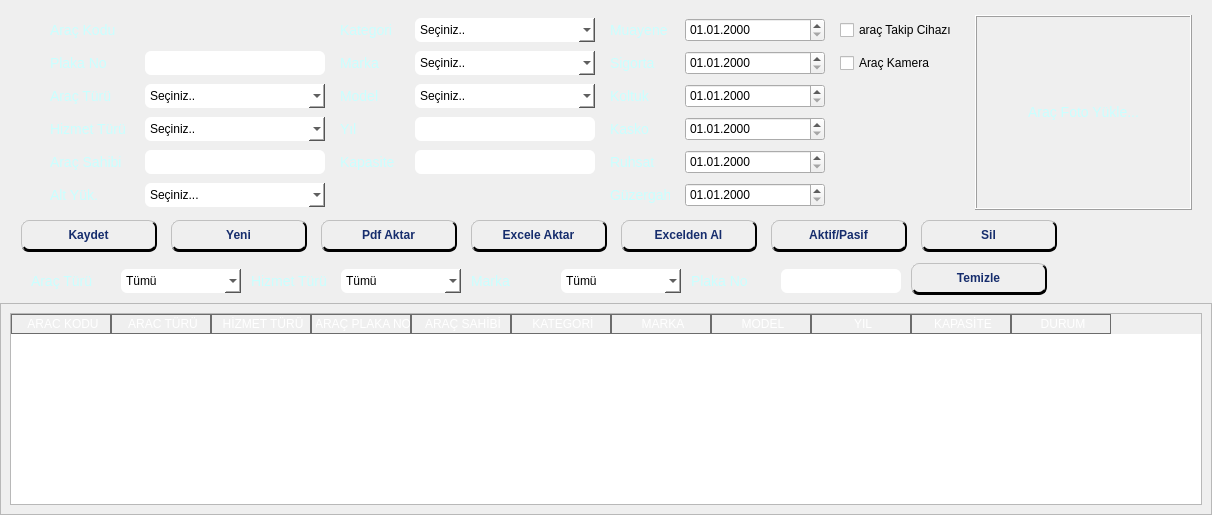
Qt form ui/ui_files/vehicles_window.ui (AyhanErcan70/SATTUP) before a commit.
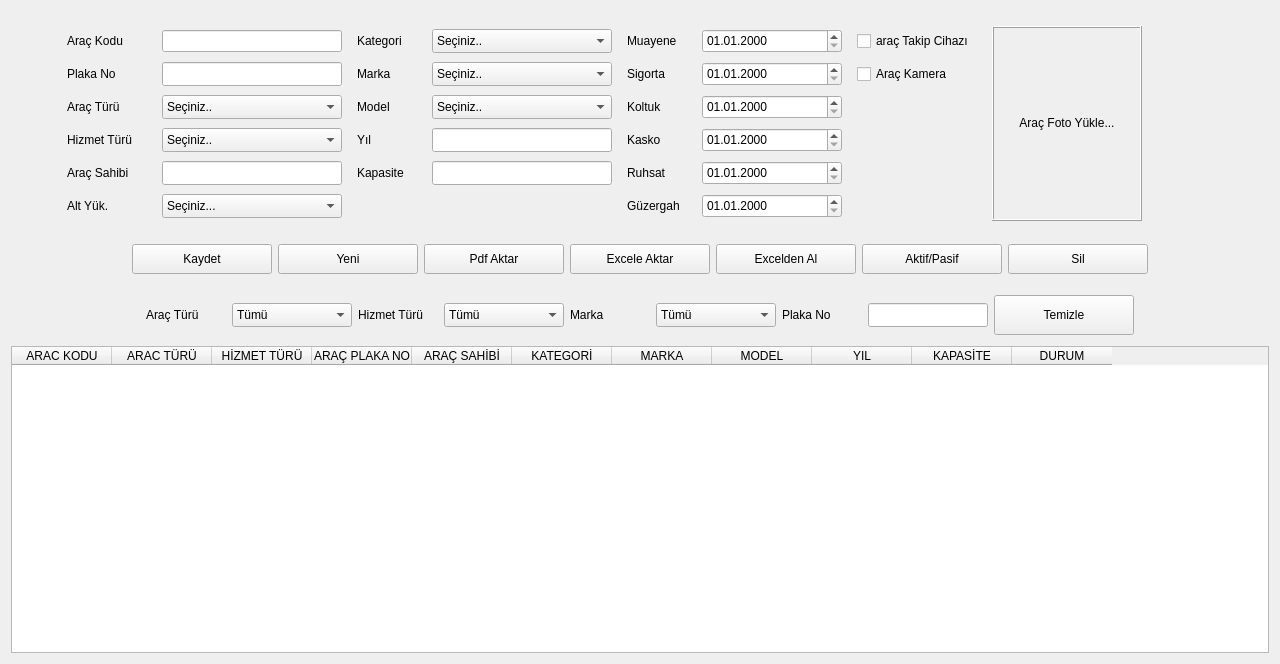
The same form after that commit. Icons and pictures are not drawn.

```diff
--- a/ui/ui_files/vehicles_window.ui
+++ b/ui/ui_files/vehicles_window.ui
@@ -6,446 +6,14 @@
    <rect>
     <x>0</x>
     <y>0</y>
-    <width>1245</width>
-    <height>0</height>
+    <width>1280</width>
+    <height>664</height>
    </rect>
   </property>
   <property name="windowTitle">
    <string>Form</string>
   </property>
-  <property name="styleSheet">
-   <string notr="true">QWidget#main_form{border-image: url(:/resimler/a22.png);}
-QWidget#main_form QLabel{color: rgb(202, 255, 255);font_family: &quot;Calibri&quot;;font-size: 14px;}
-
-QFrame#top_frame, QFrame#middle_n_frame, QFrame#middle_s_frame{background: transparent;}
-
-QFrame#top_frame QLineEdit#txt_personel_kodu, QFrame#top_frame QLineEdit#txt_musteri_kodu, QFrame#top_frame QLineEdit#txt_arac_kodu, QFrame#top_frame QLineEdit#txt_sozlesme_kodu{
-	border: none;
-	background:none;
-	background-color:transparent;
-	font-family: &quot;&quot;Poppins&quot;&quot;;
-	font-weight: bold;
-	font-size: 12pt;
-	text-align: center;
-	color:#00ff7f;
-}
-
-QFrame QLineEdit, QFrame QComboBox, QFrame QateEdit {
-	
-	background-color: #fff;
-	border-radius: 6px;
-} 
-QFrame QLineEdit:focus, QFrame QComboBox:focus, QFrame QateEdit:focus {
-	background-color: #ffff10;
-	border: 1px solid #da0000;
-	border-radius: 6px;
-} 
-
-QFrame#top_frame QLabel{color: rgb(202, 255, 255);font_family: &quot;Calibri&quot;;font-size: 14px;}
-QFrame#top_frame QLabel#lbl_photo{font-size: 10px;}
-
-QWidget#main_form QPushButton {
-	background-color: qlineargradient(x1:0, y1:0, x2:0, y2:1,
-                                      stop:0 #B0B0B0, stop: 0.5 #9D9D9D,
-                                      stop: 0.6 #8D8D8D, stop:1 #686868);
-    color: #162d6d;
-    font-family: 'Yu Gothic UI', sans-serif; 
-	font-weight: bold;   
-    font-size: 12px;
-    border-radius: 8px;
-	border-top: 1px solid #C0C0C0;
-    border-left: 1px solid #C0C0C0;
-    border-right: 2px solid #000; 
-    border-bottom: 3px solid #000; 
-	min-height: 28px;
-    margin-right: 4px; 
-    margin-bottom: 5px;    
-}
-QWidget#main_form QPushButton:hover {
-    color: #fff;
-   font-size:14px;
-    border-right: 4px solid #A9A9A9;
-    border-bottom: 5px solid #808080;
-}
-
-QWidget#main_form QPushButton:pressed {
-    color: #55ff00;
-    border-top: 2px solid #696969;
-    border-left: 2px solid #696969;
-    border-right: 1px solid #808080;   
-    border-bottom: 1px solid #808080;     
-    margin-top: 4px;  
-    margin-left: 0px; 
-    margin-bottom: 1px;
-    margin-right: 2px;    
-    padding-top: 10px;  
-}
-
-QFrame#top_frame QTableWidget{
-	color: #000;
-    background-color: #ffffff;
-    alternate-background-color: #cfd0d1;
-    gridline-color: #96999c;            
-    border: 1px solid #4e4e50;
-    border-radius: 4px;
-       
-    outline: 0;                        
-}
-QFrame#top_frame QHeaderView::section, QFrame#bottom_frame QHeaderView::section, QFrame#middle_n_frame QHeaderView::section, QFrame#middle_s_frame QHeaderView::section {
-    background-color: qlineargradient(x1:0, y1:0, x2:0, y2:1,
-                                      stop:0 #2246AA, stop: 0.5 #1A3580,
-                                      stop: 0.6 #162d6d, stop:1 #20409c);
-    color: white;
-    padding-left: 4px;
-    border: 1px solid #6c6c6c;
-}
-
-QFrame#top_frame QTableWidget::item, QFrame#bottom_frame QTableWidget::item, QFrame#middle_n_frame QTableWidget::item, QFrame#middle_s_frame QTableWidget::item {
-    padding: 2px 6px;
-    border-bottom: 1px solid #757779;
-}
-
-QFrame#top_frame QTableWidget::item:selected, QFrame#bottom_frame QTableWidget::item:selected, QFrame#middle_n_frame QTableWidget::item:selected, QFrame#middle_s_frame QTableWidget::item:selected {
-    background-color: #e1f5fe;
-    color: #162D6D;
-    border-left: 3px solid #01c4ff;  
-}
-
-QFrame#top_frame QTableWidget QTableCornerButton::section, QFrame#bottom_frame QTableWidget QTableCornerButton::section, QFrame#middle_n_frame QTableWidget QTableCornerButton::section, QFrame#middle_s_frame QTableWidget QTableCornerButton::section {
-    background-color: #162D6D;
-    border: none;
-}
-/*QWidget#main_form QComboBox::down-arrow {
-	image: url(:/simgeler/down-arrow2.png);}
-
-QWidget#main_form QComboBox::down-arrow:on { 
-    top: 1px;
-    left: 1px;
-}*/
-
-
-
-
-</string>
-  </property>
-  <layout class="QGridLayout" name="gridLayout_8">
-   <property name="leftMargin">
-    <number>0</number>
-   </property>
-   <property name="topMargin">
-    <number>0</number>
-   </property>
-   <property name="rightMargin">
-    <number>0</number>
-   </property>
-   <property name="bottomMargin">
-    <number>0</number>
-   </property>
-   <property name="spacing">
-    <number>0</number>
-   </property>
-   <item row="1" column="0">
-    <widget class="QFrame" name="middle_n_frame">
-     <property name="frameShape">
-      <enum>QFrame::Shape::StyledPanel</enum>
-     </property>
-     <property name="frameShadow">
-      <enum>QFrame::Shadow::Raised</enum>
-     </property>
      <layout class="QGridLayout" name="gridLayout_4">
-      <property name="leftMargin">
-       <number>20</number>
-      </property>
-      <property name="topMargin">
-       <number>2</number>
-      </property>
-      <property name="rightMargin">
-       <number>0</number>
-      </property>
-      <property name="bottomMargin">
-       <number>2</number>
-      </property>
-      <property name="spacing">
-       <number>0</number>
-      </property>
-      <item row="0" column="0">
-       <layout class="QGridLayout" name="gridLayout_3">
-        <property name="horizontalSpacing">
-         <number>10</number>
-        </property>
-        <property name="verticalSpacing">
-         <number>0</number>
-        </property>
-        <item row="0" column="6">
-         <widget class="QPushButton" name="btn_sil">
-          <property name="sizePolicy">
-           <sizepolicy hsizetype="Fixed" vsizetype="Fixed">
-            <horstretch>0</horstretch>
-            <verstretch>0</verstretch>
-           </sizepolicy>
-          </property>
-          <property name="minimumSize">
-           <size>
-            <width>140</width>
-            <height>37</height>
-           </size>
-          </property>
-          <property name="maximumSize">
-           <size>
-            <width>140</width>
-            <height>40</height>
-           </size>
-          </property>
-          <property name="text">
-           <string>Sil</string>
-          </property>
-         </widget>
-        </item>
-        <item row="0" column="0">
-         <widget class="QPushButton" name="btn_kaydet">
-          <property name="sizePolicy">
-           <sizepolicy hsizetype="Fixed" vsizetype="Fixed">
-            <horstretch>0</horstretch>
-            <verstretch>0</verstretch>
-           </sizepolicy>
-          </property>
-          <property name="minimumSize">
-           <size>
-            <width>140</width>
-            <height>37</height>
-           </size>
-          </property>
-          <property name="maximumSize">
-           <size>
-            <width>140</width>
-            <height>40</height>
-           </size>
-          </property>
-          <property name="text">
-           <string>Kaydet</string>
-          </property>
-         </widget>
-        </item>
-        <item row="0" column="5">
-         <widget class="QPushButton" name="btn_aktifpasif">
-          <property name="sizePolicy">
-           <sizepolicy hsizetype="Fixed" vsizetype="Fixed">
-            <horstretch>0</horstretch>
-            <verstretch>0</verstretch>
-           </sizepolicy>
-          </property>
-          <property name="minimumSize">
-           <size>
-            <width>140</width>
-            <height>37</height>
-           </size>
-          </property>
-          <property name="maximumSize">
-           <size>
-            <width>140</width>
-            <height>40</height>
-           </size>
-          </property>
-          <property name="text">
-           <string>Aktif/Pasif</string>
-          </property>
-         </widget>
-        </item>
-        <item row="0" column="4">
-         <widget class="QPushButton" name="btn_excel_yukle">
-          <property name="sizePolicy">
-           <sizepolicy hsizetype="Fixed" vsizetype="Fixed">
-            <horstretch>0</horstretch>
-            <verstretch>0</verstretch>
-           </sizepolicy>
-          </property>
-          <property name="minimumSize">
-           <size>
-            <width>140</width>
-            <height>37</height>
-           </size>
-          </property>
-          <property name="maximumSize">
-           <size>
-            <width>140</width>
-            <height>40</height>
-           </size>
-          </property>
-          <property name="text">
-           <string>Excelden Al</string>
-          </property>
-         </widget>
-        </item>
-        <item row="0" column="3">
-         <widget class="QPushButton" name="btn_excele_aktar">
-          <property name="sizePolicy">
-           <sizepolicy hsizetype="Fixed" vsizetype="Fixed">
-            <horstretch>0</horstretch>
-            <verstretch>0</verstretch>
-           </sizepolicy>
-          </property>
-          <property name="minimumSize">
-           <size>
-            <width>140</width>
-            <height>37</height>
-           </size>
-          </property>
-          <property name="maximumSize">
-           <size>
-            <width>140</width>
-            <height>40</height>
-           </size>
-          </property>
-          <property name="text">
-           <string>Excele Aktar</string>
-          </property>
-         </widget>
-        </item>
-        <item row="0" column="1">
-         <widget class="QPushButton" name="btn_yeni">
-          <property name="sizePolicy">
-           <sizepolicy hsizetype="Fixed" vsizetype="Fixed">
-            <horstretch>0</horstretch>
-            <verstretch>0</verstretch>
-           </sizepolicy>
-          </property>
-          <property name="minimumSize">
-           <size>
-            <width>140</width>
-            <height>37</height>
-           </size>
-          </property>
-          <property name="maximumSize">
-           <size>
-            <width>140</width>
-            <height>40</height>
-           </size>
-          </property>
-          <property name="text">
-           <string>Yeni</string>
-          </property>
-         </widget>
-        </item>
-        <item row="0" column="2">
-         <widget class="QPushButton" name="btn_pdfye_aktar">
-          <property name="sizePolicy">
-           <sizepolicy hsizetype="Fixed" vsizetype="Fixed">
-            <horstretch>0</horstretch>
-            <verstretch>0</verstretch>
-           </sizepolicy>
-          </property>
-          <property name="minimumSize">
-           <size>
-            <width>140</width>
-            <height>37</height>
-           </size>
-          </property>
-          <property name="maximumSize">
-           <size>
-            <width>140</width>
-            <height>40</height>
-           </size>
-          </property>
-          <property name="text">
-           <string>Pdf Aktar</string>
-          </property>
-         </widget>
-        </item>
-        <item row="0" column="7">
-         <spacer name="horizontalSpacer_2">
-          <property name="orientation">
-           <enum>Qt::Orientation::Horizontal</enum>
-          </property>
-          <property name="sizeType">
-           <enum>QSizePolicy::Policy::Fixed</enum>
-          </property>
-          <property name="sizeHint" stdset="0">
-           <size>
-            <width>150</width>
-            <height>20</height>
-           </size>
-          </property>
-         </spacer>
-        </item>
-       </layout>
-      </item>
-     </layout>
-    </widget>
-   </item>
-   <item row="3" column="0">
-    <widget class="QFrame" name="bottom_frame">
-     <property name="frameShape">
-      <enum>QFrame::Shape::StyledPanel</enum>
-     </property>
-     <property name="frameShadow">
-      <enum>QFrame::Shadow::Raised</enum>
-     </property>
-     <layout class="QGridLayout" name="gridLayout_7">
-      <item row="0" column="0">
-       <widget class="QTableWidget" name="tableView">
-        <property name="focusPolicy">
-         <enum>Qt::FocusPolicy::NoFocus</enum>
-        </property>
-        <column>
-         <property name="text">
-          <string>ARAC KODU</string>
-         </property>
-        </column>
-        <column>
-         <property name="text">
-          <string>ARAC TÜRÜ</string>
-         </property>
-        </column>
-        <column>
-         <property name="text">
-          <string>HİZMET TÜRÜ</string>
-         </property>
-        </column>
-        <column>
-         <property name="text">
-          <string>ARAÇ PLAKA NO</string>
-         </property>
-        </column>
-        <column>
-         <property name="text">
-          <string>ARAÇ SAHİBİ</string>
-         </property>
-        </column>
-        <column>
-         <property name="text">
-          <string>KATEGORİ</string>
-         </property>
-        </column>
-        <column>
-         <property name="text">
-          <string>MARKA</string>
-         </property>
-        </column>
-        <column>
-         <property name="text">
-          <string>MODEL</string>
-         </property>
-        </column>
-        <column>
-         <property name="text">
-          <string>YIL</string>
-         </property>
-        </column>
-        <column>
-         <property name="text">
-          <string>KAPASİTE</string>
-         </property>
-        </column>
-        <column>
-         <property name="text">
-          <string>DURUM</string>
-         </property>
-        </column>
-       </widget>
-      </item>
-     </layout>
-    </widget>
-   </item>
    <item row="0" column="0">
     <widget class="QFrame" name="top_frame">
      <property name="frameShape">
@@ -564,6 +132,24 @@
         </item>
         <item row="0" column="7" rowspan="6">
          <widget class="QLabel" name="lbl_arac_foto">
+          <property name="sizePolicy">
+           <sizepolicy hsizetype="Fixed" vsizetype="Preferred">
+            <horstretch>0</horstretch>
+            <verstretch>0</verstretch>
+           </sizepolicy>
+          </property>
+          <property name="minimumSize">
+           <size>
+            <width>150</width>
+            <height>0</height>
+           </size>
+          </property>
+          <property name="maximumSize">
+           <size>
+            <width>150</width>
+            <height>16777215</height>
+           </size>
+          </property>
           <property name="focusPolicy">
            <enum>Qt::FocusPolicy::StrongFocus</enum>
           </property>
@@ -1451,7 +1037,7 @@
           </property>
           <property name="sizeHint" stdset="0">
            <size>
-            <width>20</width>
+            <width>120</width>
             <height>20</height>
            </size>
           </property>
@@ -1462,40 +1048,303 @@
      </layout>
     </widget>
    </item>
+   <item row="1" column="0">
+    <widget class="QFrame" name="middle_n_frame">
+     <property name="sizePolicy">
+      <sizepolicy hsizetype="Preferred" vsizetype="Fixed">
+       <horstretch>0</horstretch>
+       <verstretch>0</verstretch>
+      </sizepolicy>
+     </property>
+     <property name="minimumSize">
+      <size>
+       <width>0</width>
+       <height>50</height>
+      </size>
+     </property>
+     <property name="maximumSize">
+      <size>
+       <width>16777215</width>
+       <height>50</height>
+      </size>
+     </property>
+     <property name="frameShape">
+      <enum>QFrame::Shape::NoFrame</enum>
+     </property>
+     <property name="frameShadow">
+      <enum>QFrame::Shadow::Plain</enum>
+     </property>
+     <layout class="QHBoxLayout" name="horizontalLayout">
+      <property name="leftMargin">
+       <number>0</number>
+      </property>
+      <property name="topMargin">
+       <number>0</number>
+      </property>
+      <property name="rightMargin">
+       <number>0</number>
+      </property>
+      <property name="bottomMargin">
+       <number>0</number>
+      </property>
+      <item>
+       <spacer name="horizontalSpacer_2">
+        <property name="orientation">
+         <enum>Qt::Orientation::Horizontal</enum>
+        </property>
+        <property name="sizeHint" stdset="0">
+         <size>
+          <width>40</width>
+          <height>20</height>
+         </size>
+        </property>
+       </spacer>
+      </item>
+      <item>
+       <widget class="QPushButton" name="btn_kaydet">
+        <property name="sizePolicy">
+         <sizepolicy hsizetype="Fixed" vsizetype="Fixed">
+          <horstretch>0</horstretch>
+          <verstretch>0</verstretch>
+         </sizepolicy>
+        </property>
+        <property name="minimumSize">
+         <size>
+          <width>140</width>
+          <height>30</height>
+         </size>
+        </property>
+        <property name="maximumSize">
+         <size>
+          <width>140</width>
+          <height>30</height>
+         </size>
+        </property>
+        <property name="text">
+         <string>Kaydet</string>
+        </property>
+       </widget>
+      </item>
+      <item>
+       <widget class="QPushButton" name="btn_yeni">
+        <property name="sizePolicy">
+         <sizepolicy hsizetype="Fixed" vsizetype="Fixed">
+          <horstretch>0</horstretch>
+          <verstretch>0</verstretch>
+         </sizepolicy>
+        </property>
+        <property name="minimumSize">
+         <size>
+          <width>140</width>
+          <height>30</height>
+         </size>
+        </property>
+        <property name="maximumSize">
+         <size>
+          <width>140</width>
+          <height>30</height>
+         </size>
+        </property>
+        <property name="text">
+         <string>Yeni</string>
+        </property>
+       </widget>
+      </item>
+      <item>
+       <widget class="QPushButton" name="btn_pdfye_aktar">
+        <property name="sizePolicy">
+         <sizepolicy hsizetype="Fixed" vsizetype="Fixed">
+          <horstretch>0</horstretch>
+          <verstretch>0</verstretch>
+         </sizepolicy>
+        </property>
+        <property name="minimumSize">
+         <size>
+          <width>140</width>
+          <height>30</height>
+         </size>
+        </property>
+        <property name="maximumSize">
+         <size>
+          <width>140</width>
+          <height>30</height>
+         </size>
+        </property>
+        <property name="text">
+         <string>Pdf Aktar</string>
+        </property>
+       </widget>
+      </item>
+      <item>
+       <widget class="QPushButton" name="btn_excele_aktar">
+        <property name="sizePolicy">
+         <sizepolicy hsizetype="Fixed" vsizetype="Fixed">
+          <horstretch>0</horstretch>
+          <verstretch>0</verstretch>
+         </sizepolicy>
+        </property>
+        <property name="minimumSize">
+         <size>
+          <width>140</width>
+          <height>30</height>
+         </size>
+        </property>
+        <property name="maximumSize">
+         <size>
+          <width>140</width>
+          <height>30</height>
+         </size>
+        </property>
+        <property name="text">
+         <string>Excele Aktar</string>
+        </property>
+       </widget>
+      </item>
+      <item>
+       <widget class="QPushButton" name="btn_excel_yukle">
+        <property name="sizePolicy">
+         <sizepolicy hsizetype="Fixed" vsizetype="Fixed">
+          <horstretch>0</horstretch>
+          <verstretch>0</verstretch>
+         </sizepolicy>
+        </property>
+        <property name="minimumSize">
+         <size>
+          <width>140</width>
+          <height>30</height>
+         </size>
+        </property>
+        <property name="maximumSize">
+         <size>
+          <width>140</width>
+          <height>30</height>
+         </size>
+        </property>
+        <property name="text">
+         <string>Excelden Al</string>
+        </property>
+       </widget>
+      </item>
+      <item>
+       <widget class="QPushButton" name="btn_aktifpasif">
+        <property name="sizePolicy">
+         <sizepolicy hsizetype="Fixed" vsizetype="Fixed">
+          <horstretch>0</horstretch>
+          <verstretch>0</verstretch>
+         </sizepolicy>
+        </property>
+        <property name="minimumSize">
+         <size>
+          <width>140</width>
+          <height>30</height>
+         </size>
+        </property>
+        <property name="maximumSize">
+         <size>
+          <width>140</width>
+          <height>30</height>
+         </size>
+        </property>
+        <property name="text">
+         <string>Aktif/Pasif</string>
+        </property>
+       </widget>
+      </item>
+      <item>
+       <widget class="QPushButton" name="btn_sil">
+        <property name="sizePolicy">
+         <sizepolicy hsizetype="Fixed" vsizetype="Fixed">
+          <horstretch>0</horstretch>
+          <verstretch>0</verstretch>
+         </sizepolicy>
+        </property>
+        <property name="minimumSize">
+         <size>
+          <width>140</width>
+          <height>30</height>
+         </size>
+        </property>
+        <property name="maximumSize">
+         <size>
+          <width>140</width>
+          <height>30</height>
+         </size>
+        </property>
+        <property name="text">
+         <string>Sil</string>
+        </property>
+       </widget>
+      </item>
+      <item>
+       <spacer name="horizontalSpacer_3">
+        <property name="orientation">
+         <enum>Qt::Orientation::Horizontal</enum>
+        </property>
+        <property name="sizeHint" stdset="0">
+         <size>
+          <width>40</width>
+          <height>20</height>
+         </size>
+        </property>
+       </spacer>
+      </item>
+     </layout>
+    </widget>
+   </item>
    <item row="2" column="0">
     <widget class="QFrame" name="middle_s_frame">
+     <property name="sizePolicy">
+      <sizepolicy hsizetype="Preferred" vsizetype="Fixed">
+       <horstretch>0</horstretch>
+       <verstretch>0</verstretch>
+      </sizepolicy>
+     </property>
+     <property name="minimumSize">
+      <size>
+       <width>0</width>
+       <height>50</height>
+      </size>
+     </property>
+     <property name="maximumSize">
+      <size>
+       <width>16777215</width>
+       <height>50</height>
+      </size>
+     </property>
      <property name="frameShape">
-      <enum>QFrame::Shape::StyledPanel</enum>
+      <enum>QFrame::Shape::NoFrame</enum>
      </property>
      <property name="frameShadow">
-      <enum>QFrame::Shadow::Raised</enum>
+      <enum>QFrame::Shadow::Plain</enum>
      </property>
-     <layout class="QGridLayout" name="gridLayout_6">
+     <layout class="QHBoxLayout" name="horizontalLayout_2">
       <property name="leftMargin">
-       <number>20</number>
+       <number>0</number>
       </property>
       <property name="topMargin">
-       <number>2</number>
+       <number>0</number>
       </property>
       <property name="rightMargin">
        <number>0</number>
       </property>
       <property name="bottomMargin">
-       <number>2</number>
-      </property>
-      <property name="spacing">
        <number>0</number>
       </property>
-      <item row="0" column="0">
-       <layout class="QGridLayout" name="gridLayout_5">
-        <property name="horizontalSpacing">
-         <number>10</number>
+      <item>
+       <spacer name="horizontalSpacer_5">
+        <property name="orientation">
+         <enum>Qt::Orientation::Horizontal</enum>
         </property>
-        <property name="verticalSpacing">
-         <number>0</number>
+        <property name="sizeHint" stdset="0">
+         <size>
+          <width>40</width>
+          <height>20</height>
+         </size>
         </property>
-        <item row="0" column="6">
-         <widget class="QLabel" name="label_28">
+       </spacer>
+      </item>
+      <item>
+       <widget class="QLabel" name="label_25">
           <property name="sizePolicy">
            <sizepolicy hsizetype="Fixed" vsizetype="Fixed">
             <horstretch>0</horstretch>
@@ -1515,11 +1364,11 @@
            </size>
           </property>
           <property name="text">
-           <string>Plaka No</string>
+         <string>Araç Türü</string>
           </property>
          </widget>
         </item>
-        <item row="0" column="1">
+      <item>
          <widget class="QComboBox" name="cmb_arac_turu_f">
           <property name="sizePolicy">
            <sizepolicy hsizetype="Fixed" vsizetype="Fixed">
@@ -1556,8 +1405,33 @@
           </item>
          </widget>
         </item>
-        <item row="0" column="5">
-         <widget class="QComboBox" name="cmb_marka_f">
+      <item>
+       <widget class="QLabel" name="label_26">
+        <property name="sizePolicy">
+         <sizepolicy hsizetype="Fixed" vsizetype="Fixed">
+          <horstretch>0</horstretch>
+          <verstretch>0</verstretch>
+         </sizepolicy>
+        </property>
+        <property name="minimumSize">
+         <size>
+          <width>80</width>
+          <height>30</height>
+         </size>
+        </property>
+        <property name="maximumSize">
+         <size>
+          <width>80</width>
+          <height>30</height>
+         </size>
+        </property>
+        <property name="text">
+         <string>Hizmet Türü</string>
+        </property>
+       </widget>
+      </item>
+      <item>
+       <widget class="QComboBox" name="cmb_hizmet_turu_f">
           <property name="sizePolicy">
            <sizepolicy hsizetype="Fixed" vsizetype="Fixed">
             <horstretch>0</horstretch>
@@ -1581,9 +1455,19 @@
             <string>Tümü</string>
            </property>
           </item>
-         </widget>
-        </item>
-        <item row="0" column="4">
+        <item>
+         <property name="text">
+          <string>SERVİS ARACI</string>
+         </property>
+        </item>
+        <item>
+         <property name="text">
+          <string>HİZMET ARACI</string>
+         </property>
+        </item>
+       </widget>
+      </item>
+      <item>
          <widget class="QLabel" name="label_27">
           <property name="sizePolicy">
            <sizepolicy hsizetype="Fixed" vsizetype="Fixed">
@@ -1608,8 +1492,8 @@
           </property>
          </widget>
         </item>
-        <item row="0" column="0">
-         <widget class="QLabel" name="label_25">
+      <item>
+       <widget class="QComboBox" name="cmb_marka_f">
           <property name="sizePolicy">
            <sizepolicy hsizetype="Fixed" vsizetype="Fixed">
             <horstretch>0</horstretch>
@@ -1618,6 +1502,33 @@
           </property>
           <property name="minimumSize">
            <size>
+          <width>120</width>
+          <height>24</height>
+         </size>
+        </property>
+        <property name="maximumSize">
+         <size>
+          <width>120</width>
+          <height>24</height>
+         </size>
+        </property>
+        <item>
+         <property name="text">
+          <string>Tümü</string>
+         </property>
+        </item>
+       </widget>
+      </item>
+      <item>
+       <widget class="QLabel" name="label_28">
+        <property name="sizePolicy">
+         <sizepolicy hsizetype="Fixed" vsizetype="Fixed">
+          <horstretch>0</horstretch>
+          <verstretch>0</verstretch>
+         </sizepolicy>
+        </property>
+        <property name="minimumSize">
+         <size>
             <width>80</width>
             <height>30</height>
            </size>
@@ -1629,11 +1540,33 @@
            </size>
           </property>
           <property name="text">
-           <string>Araç Türü</string>
+         <string>Plaka No</string>
           </property>
          </widget>
         </item>
-        <item row="0" column="8">
+      <item>
+       <widget class="QLineEdit" name="txt_plaka_f">
+        <property name="sizePolicy">
+         <sizepolicy hsizetype="Fixed" vsizetype="Fixed">
+          <horstretch>0</horstretch>
+          <verstretch>0</verstretch>
+         </sizepolicy>
+        </property>
+        <property name="minimumSize">
+         <size>
+          <width>120</width>
+          <height>24</height>
+         </size>
+        </property>
+        <property name="maximumSize">
+         <size>
+          <width>120</width>
+          <height>24</height>
+         </size>
+        </property>
+       </widget>
+      </item>
+      <item>
          <widget class="QPushButton" name="btn_temizle_f">
           <property name="sizePolicy">
            <sizepolicy hsizetype="Fixed" vsizetype="Fixed">
@@ -1644,7 +1577,7 @@
           <property name="minimumSize">
            <size>
             <width>140</width>
-            <height>37</height>
+          <height>0</height>
            </size>
           </property>
           <property name="maximumSize">
@@ -1658,108 +1591,120 @@
           </property>
          </widget>
         </item>
-        <item row="0" column="7">
-         <widget class="QLineEdit" name="txt_plaka_f">
-          <property name="sizePolicy">
-           <sizepolicy hsizetype="Fixed" vsizetype="Fixed">
-            <horstretch>0</horstretch>
-            <verstretch>0</verstretch>
-           </sizepolicy>
-          </property>
-          <property name="minimumSize">
-           <size>
-            <width>120</width>
-            <height>24</height>
-           </size>
-          </property>
-          <property name="maximumSize">
-           <size>
-            <width>120</width>
-            <height>24</height>
-           </size>
-          </property>
-         </widget>
-        </item>
-        <item row="0" column="3">
-         <widget class="QComboBox" name="cmb_hizmet_turu_f">
-          <property name="sizePolicy">
-           <sizepolicy hsizetype="Fixed" vsizetype="Fixed">
-            <horstretch>0</horstretch>
-            <verstretch>0</verstretch>
-           </sizepolicy>
-          </property>
-          <property name="minimumSize">
-           <size>
-            <width>120</width>
-            <height>24</height>
-           </size>
-          </property>
-          <property name="maximumSize">
-           <size>
-            <width>120</width>
-            <height>24</height>
-           </size>
-          </property>
           <item>
-           <property name="text">
-            <string>Tümü</string>
-           </property>
-          </item>
-          <item>
-           <property name="text">
-            <string>SERVİS ARACI</string>
-           </property>
-          </item>
-          <item>
-           <property name="text">
-            <string>HİZMET ARACI</string>
-           </property>
-          </item>
-         </widget>
-        </item>
-        <item row="0" column="2">
-         <widget class="QLabel" name="label_26">
-          <property name="sizePolicy">
-           <sizepolicy hsizetype="Fixed" vsizetype="Fixed">
-            <horstretch>0</horstretch>
-            <verstretch>0</verstretch>
-           </sizepolicy>
-          </property>
-          <property name="minimumSize">
-           <size>
-            <width>80</width>
-            <height>30</height>
-           </size>
-          </property>
-          <property name="maximumSize">
-           <size>
-            <width>80</width>
-            <height>30</height>
-           </size>
-          </property>
-          <property name="text">
-           <string>Hizmet Türü</string>
-          </property>
-         </widget>
-        </item>
-        <item row="0" column="9">
-         <spacer name="horizontalSpacer_3">
+       <spacer name="horizontalSpacer_4">
           <property name="orientation">
            <enum>Qt::Orientation::Horizontal</enum>
           </property>
-          <property name="sizeType">
-           <enum>QSizePolicy::Policy::Fixed</enum>
-          </property>
           <property name="sizeHint" stdset="0">
            <size>
-            <width>150</width>
+          <width>40</width>
             <height>20</height>
            </size>
           </property>
          </spacer>
         </item>
        </layout>
-      </item>
+    </widget>
+   </item>
+   <item row="3" column="0">
+    <widget class="QFrame" name="bottom_frame">
+     <property name="frameShape">
+      <enum>QFrame::Shape::NoFrame</enum>
+     </property>
+     <property name="frameShadow">
+      <enum>QFrame::Shadow::Plain</enum>
+     </property>
+     <layout class="QGridLayout" name="gridLayout_3">
+      <property name="leftMargin">
+       <number>0</number>
+      </property>
+      <property name="topMargin">
+       <number>0</number>
+      </property>
+      <property name="rightMargin">
+       <number>0</number>
+      </property>
+      <property name="bottomMargin">
+       <number>0</number>
+      </property>
+      <property name="spacing">
+       <number>0</number>
+      </property>
+      <item row="0" column="0">
+       <widget class="QTableWidget" name="tableView">
+        <property name="focusPolicy">
+         <enum>Qt::FocusPolicy::NoFocus</enum>
+        </property>
+        <property name="selectionMode">
+         <enum>QAbstractItemView::SelectionMode::SingleSelection</enum>
+        </property>
+        <property name="selectionBehavior">
+         <enum>QAbstractItemView::SelectionBehavior::SelectRows</enum>
+        </property>
+        <attribute name="verticalHeaderMinimumSectionSize">
+         <number>20</number>
+        </attribute>
+        <attribute name="verticalHeaderDefaultSectionSize">
+         <number>20</number>
+        </attribute>
+        <column>
+         <property name="text">
+          <string>ARAC KODU</string>
+         </property>
+        </column>
+        <column>
+         <property name="text">
+          <string>ARAC TÜRÜ</string>
+         </property>
+        </column>
+        <column>
+         <property name="text">
+          <string>HİZMET TÜRÜ</string>
+         </property>
+        </column>
+        <column>
+         <property name="text">
+          <string>ARAÇ PLAKA NO</string>
+         </property>
+        </column>
+        <column>
+         <property name="text">
+          <string>ARAÇ SAHİBİ</string>
+         </property>
+        </column>
+        <column>
+         <property name="text">
+          <string>KATEGORİ</string>
+         </property>
+        </column>
+        <column>
+         <property name="text">
+          <string>MARKA</string>
+         </property>
+        </column>
+        <column>
+         <property name="text">
+          <string>MODEL</string>
+         </property>
+        </column>
+        <column>
+         <property name="text">
+          <string>YIL</string>
+         </property>
+        </column>
+        <column>
+         <property name="text">
+          <string>KAPASİTE</string>
+         </property>
+        </column>
+        <column>
+         <property name="text">
+          <string>DURUM</string>
+         </property>
+        </column>
+       </widget>
+      </item>
      </layout>
     </widget>
    </item>
```
Left out of the diff: 42 changed lines with no effect on the pictures. Lines whose indentation alone changed are shown as unchanged.
